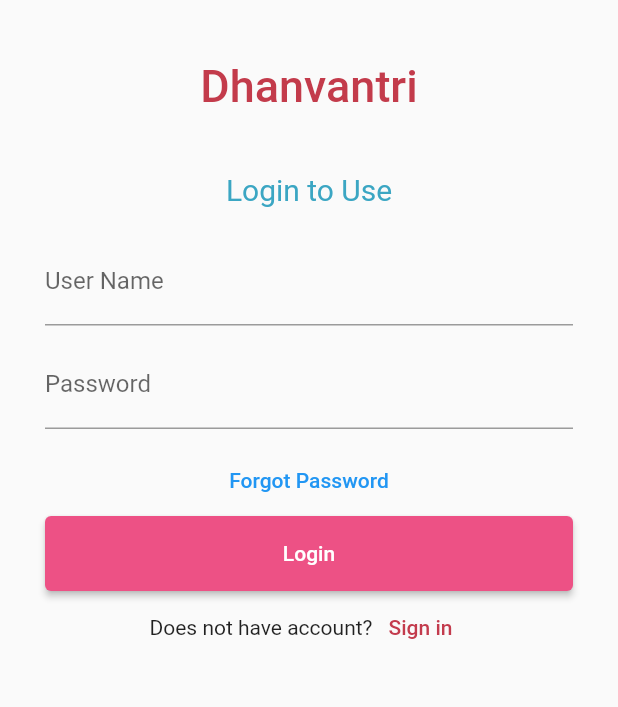
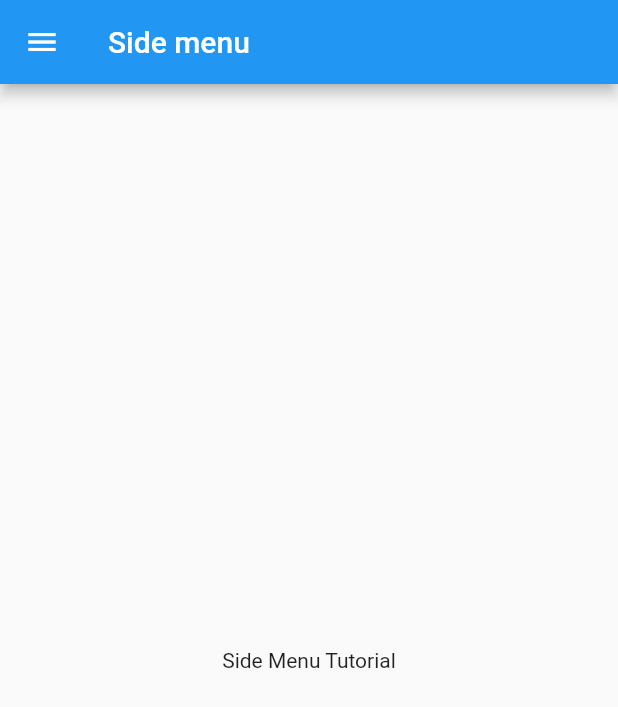
Before and after one commit to GowthamS2021/Dhanavantri, a Flutter app: the HomePage screen opened directly, after a tap on "Login", on a phone screen of 412 x 824 dp. Shown: the top 707 px of the screen. Run offline on Flutter 3.47's test engine with Material 2 defaults, Android fonts, the phone set to English and light mode, and no system bars; network calls fail.

Commit message:
Updated the files

```diff
--- /dev/null
+++ b/lib/Client_HomePage/homepage.dart
@@ -0,0 +1,30 @@
+import 'package:dhanvantri/Client_HomePage/nave_bar.dart';
+import 'package:flutter/material.dart';
+
+class HomeScreen extends StatelessWidget {
+  @override
+  Widget build(BuildContext context) {
+    return MaterialApp(
+      title: 'Flutter Demo',
+      theme: ThemeData(
+        primarySwatch: Colors.blue,
+      ),
+      home: MyHomePage(),
+    );
+  }
+}
+
+class MyHomePage extends StatelessWidget {
+  @override
+  Widget build(BuildContext context) {
+    return Scaffold(
+      drawer: NavBar(),
+      appBar: AppBar(
+        title: Text('Side menu'),
+      ),
+      body: Center(
+        child: Text('Side Menu Tutorial'),
+      ),
+    );
+  }
+}
--- a/lib/login/client_login.dart
+++ b/lib/login/client_login.dart
@@ -1,3 +1,4 @@
+import 'package:dhanvantri/Client_HomePage/homepage.dart';
 import 'package:dhanvantri/login/client_signup.dart';
 import 'package:flutter/material.dart';
 import 'package:dhanvantri/login/forget.dart';
@@ -130,6 +131,11 @@ class _MyStatefulWidgetState extends State<MyStatefulWidget> {
                         child: ElevatedButton(
                           onPressed: () {
                             // check login page
+                            Navigator.push(
+                                context,
+                                MaterialPageRoute(
+                                  builder: (context) => HomeScreen(),
+                                ));
                           },
                           style: ElevatedButton.styleFrom(
                             backgroundColor: Color.fromRGBO(237, 81, 133, 1),
```
Also changed, not shown: lib/Client_HomePage/nave_bar.dart (added, +72 -0 lines).
